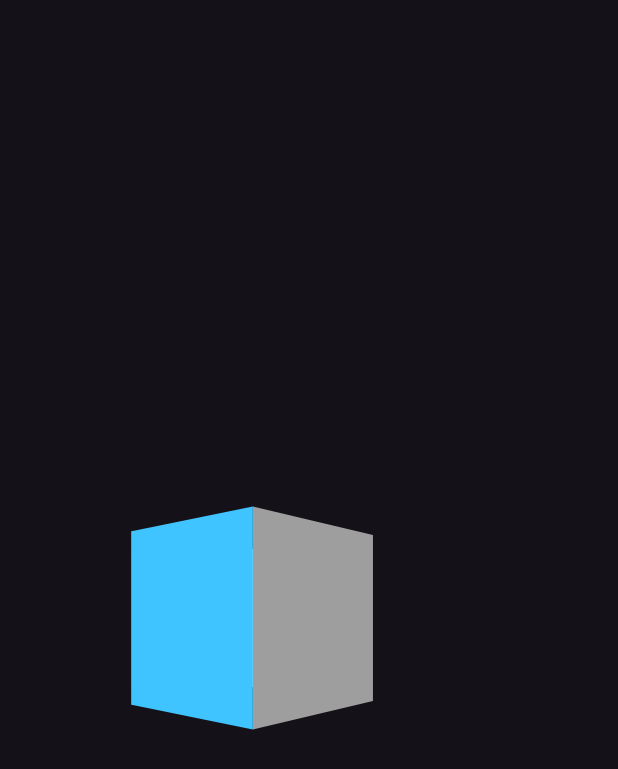
After one commit to kaljitism/flutter_animation_basics, a Flutter app: the screen it shows after launch, after a tap on "3D Matrix Transition", on a phone screen of 412 x 824 dp. The commit adds this screen. Shown: the top 769 px of the screen. Run offline on Flutter 3.47's test engine with Material 3 defaults, Android fonts, the phone set to English and light mode, and no system bars.

Commit message:
implemented matrix transition in 3D.

```diff
--- /dev/null
+++ b/lib/3d_matrix_transition.dart
@@ -0,0 +1,98 @@
+import 'dart:math';
+
+import 'package:flutter/material.dart';
+import 'package:vector_math/vector_math_64.dart' show Vector3;
+
+class ThreeDMatrixTransition extends StatefulWidget {
+  const ThreeDMatrixTransition({super.key});
+
+  @override
+  State<ThreeDMatrixTransition> createState() => _ThreeDMatrixTransitionState();
+}
+
+class _ThreeDMatrixTransitionState extends State<ThreeDMatrixTransition>
+    with TickerProviderStateMixin {
+  final _containerHeight = 100.0;
+  final _containerWidth = 100.0;
+
+  late AnimationController _animationController;
+  late Animation<double> _animation;
+
+  @override
+  void initState() {
+    super.initState();
+    _animationController = AnimationController(
+      vsync: this,
+      duration: const Duration(seconds: 10),
+    )..repeat();
+    _animation = Tween<double>(
+      begin: 0,
+      end: 2 * pi,
+    ).animate(
+      CurvedAnimation(
+        parent: _animationController,
+        curve: Curves.linear,
+      ),
+    );
+  }
+
+  @override
+  void dispose() {
+    _animationController.dispose();
+    super.dispose();
+  }
+
+  @override
+  Widget build(BuildContext context) {
+    return Scaffold(
+      body: Center(
+        child: MatrixTransition(
+          alignment: Alignment.center,
+          onTransform: (animationValue) => Matrix4.identity()
+            ..setEntry(3, 2, 0.003)
+            ..rotateY(animationValue),
+          animation: _animation,
+          child: Stack(
+            children: [
+              Container(
+                height: _containerHeight,
+                width: _containerWidth,
+                color: Colors.grey.shade700,
+              ),
+              Transform(
+                alignment: Alignment.centerLeft,
+                transform: Matrix4.identity()..rotateY(pi / 2),
+                child: Container(
+                  height: _containerHeight,
+                  width: _containerWidth,
+                  color: Colors.grey.shade200,
+                ),
+              ),
+              Transform(
+                alignment: Alignment.centerRight,
+                transform: Matrix4.identity()..rotateY(-pi / 2),
+                child: Container(
+                  height: _containerHeight,
+                  width: _containerWidth,
+                  color: Colors.grey.shade500,
+                ),
+              ),
+              Transform(
+                alignment: Alignment.center,
+                transform: Matrix4.identity()
+                  ..translate(
+                    Vector3(0, 0, -_containerWidth),
+                  ),
+                child: Container(
+                  height: _containerHeight,
+                  width: _containerWidth,
+                  color: Colors.lightBlueAccent,
+                ),
+              ),
+            ],
+          ),
+        ),
+      ),
+    );
+  }
+}
--- a/lib/main.dart
+++ b/lib/main.dart
@@ -1,5 +1,6 @@
 import 'package:flutter/material.dart';
 import 'package:flutter_animation_basics/3d_tunnel_animation.dart';
+import 'package:flutter_animation_basics/my_router.dart';
 
 void main() {
   runApp(const MyAnimationApp());
@@ -14,7 +15,7 @@ class MyAnimationApp extends StatelessWidget {
       debugShowCheckedModeBanner: false,
       title: 'Animation App',
       theme: ThemeData.dark(useMaterial3: true),
-      home: const ThreeDTunnel(),
+      home: const MyRouter(),
     );
   }
 }
--- a/lib/my_router.dart
+++ b/lib/my_router.dart
@@ -1,12 +1,14 @@
 import 'package:flutter/material.dart';
 import 'package:flutter_animation_basics/3d_cube_animation.dart';
 import 'package:flutter_animation_basics/3d_drawer.dart';
+import 'package:flutter_animation_basics/3d_matrix_transition.dart';
 import 'package:flutter_animation_basics/3d_tunnel_animation.dart';
 import 'package:flutter_animation_basics/animated_prompt.dart';
 import 'package:flutter_animation_basics/chained_animation.dart';
 import 'package:flutter_animation_basics/custom_shapes_ndChained_animations.dart';
 import 'package:flutter_animation_basics/hero_animation.dart';
 import 'package:flutter_animation_basics/implicit_rotateY_animation.dart';
+import 'package:flutter_animation_basics/matrix_transition_animation.dart';
 import 'package:flutter_animation_basics/zoom_animation.dart';
 
 class MyRouter extends StatefulWidget {
@@ -74,11 +76,33 @@ class _MyRouterState extends State<MyRouter> {
               Navigator.push(
                 context,
                 MaterialPageRoute(
+                  builder: (context) => const ThreeDMatrixTransition(),
+                ),
+              );
+            },
+            title: const Text('3D Matrix Transition'),
+          ),
+          ListTile(
+            onTap: () {
+              Navigator.push(
+                context,
+                MaterialPageRoute(
                   builder: (context) => const HeroAnimation(),
                 ),
               );
             },
             title: const Text('Hero Animation'),
+          ),
+          ListTile(
+            onTap: () {
+              Navigator.push(
+                context,
+                MaterialPageRoute(
+                  builder: (context) => const MatrixTransitionAnimation(),
+                ),
+              );
+            },
+            title: const Text('Matrix Transition'),
           ),
           ListTile(
             onTap: () {
```
Also changed, not shown: lib/matrix_transition_animation.dart (added, +57 -0 lines), 1 other file.
